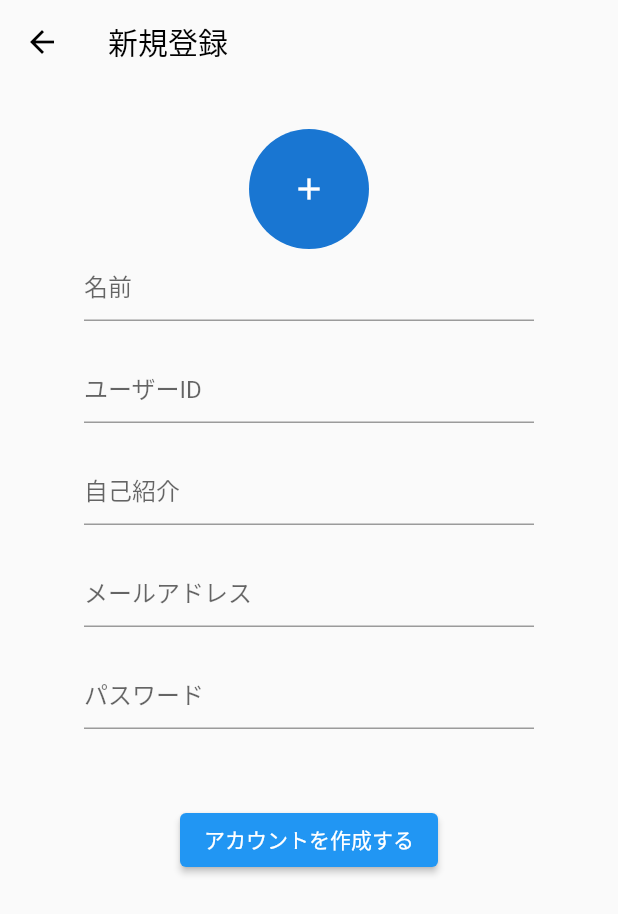
After one commit to k3forx/flutter_sns, a Flutter app: the CreateAccountPage screen opened directly, after a tap on "アカウントを作成する", on a phone screen of 412 x 824 dp. The commit adds this screen. Shown: the top 914 px of the screen. Run offline on Flutter 3.47's test engine with Material 2 defaults, Android fonts, the phone set to English and light mode, and no system bars.

Commit message:
impl create account page

```diff
--- /dev/null
+++ b/lib/view/start_up/create_account_page.dart
@@ -0,0 +1,104 @@
+import 'package:flutter/material.dart';
+
+class CreateAccountPage extends StatefulWidget {
+  const CreateAccountPage({Key? key}) : super(key: key);
+
+  @override
+  State<CreateAccountPage> createState() => _CreateAccountPageState();
+}
+
+class _CreateAccountPageState extends State<CreateAccountPage> {
+  TextEditingController nameController = TextEditingController();
+  TextEditingController userIdController = TextEditingController();
+
+  TextEditingController selfIntroductionController = TextEditingController();
+
+  TextEditingController emailController = TextEditingController();
+  TextEditingController passController = TextEditingController();
+
+  @override
+  Widget build(BuildContext context) {
+    return Scaffold(
+      appBar: AppBar(
+        backgroundColor: Colors.transparent,
+        elevation: 0,
+        iconTheme: const IconThemeData(color: Colors.black),
+        title: const Text(
+          "新規登録",
+          style: TextStyle(color: Colors.black),
+        ),
+      ),
+      body: SingleChildScrollView(
+        child: Container(
+          width: double.infinity,
+          child: Column(
+            children: [
+              SizedBox(
+                height: 30,
+              ),
+              CircleAvatar(
+                radius: 40,
+                child: Icon(Icons.add),
+              ),
+              Container(
+                width: 300,
+                child: TextField(
+                  controller: nameController,
+                  decoration: InputDecoration(hintText: '名前'),
+                ),
+              ),
+              Padding(
+                padding: const EdgeInsets.symmetric(vertical: 20),
+                child: Container(
+                  width: 300,
+                  child: TextField(
+                    controller: userIdController,
+                    decoration: InputDecoration(hintText: 'ユーザーID'),
+                  ),
+                ),
+              ),
+              Container(
+                width: 300,
+                child: TextField(
+                  controller: selfIntroductionController,
+                  decoration: InputDecoration(hintText: '自己紹介'),
+                ),
+              ),
+              Padding(
+                padding: const EdgeInsets.symmetric(vertical: 20),
+                child: Container(
+                  width: 300,
+                  child: TextField(
+                    controller: emailController,
+                    decoration: InputDecoration(hintText: 'メールアドレス'),
+                  ),
+                ),
+              ),
+              Container(
+                width: 300,
+                child: TextField(
+                  controller: passController,
+                  decoration: InputDecoration(hintText: 'パスワード'),
+                ),
+              ),
+              const SizedBox(
+                height: 50,
+              ),
+              ElevatedButton(
+                  onPressed: () {
+                    if (nameController.text.isNotEmpty &&
+                        userIdController.text.isNotEmpty &&
+                        selfIntroductionController.text.isNotEmpty &&
+                        emailController.text.isNotEmpty &&
+                        passController.text.isNotEmpty) {
+                      Navigator.pop(context);
+                    }
+                  },
+                  child: const Text('アカウントを作成する'))
+            ],
+          ),
+        ),
+      ),
+    );
+  }
+}
--- a/lib/view/start_up/login_page.dart
+++ b/lib/view/start_up/login_page.dart
@@ -1,6 +1,7 @@
 import 'package:flutter/gestures.dart';
 import 'package:flutter/material.dart';
 import 'package:flutter_sns/view/screen.dart';
+import 'package:flutter_sns/view/start_up/create_account_page.dart';
 
 class LoginPage extends StatefulWidget {
   const LoginPage({Key? key}) : super(key: key);
@@ -20,10 +21,10 @@ class _LoginPageState extends State<LoginPage> {
           child: Container(
         width: double.infinity,
         child: Column(children: [
-          SizedBox(
+          const SizedBox(
             height: 50,
           ),
-          Text('Test SNS',
+          const Text('Test SNS',
               style: TextStyle(fontSize: 24, fontWeight: FontWeight.bold)),
           Padding(
             padding: const EdgeInsets.symmetric(vertical: 20.0),
@@ -53,7 +54,10 @@ class _LoginPageState extends State<LoginPage> {
                 style: TextStyle(color: Colors.blue),
                 recognizer: TapGestureRecognizer()
                   ..onTap = () {
-                    print('アカウントを作成');
+                    Navigator.push(
+                        context,
+                        MaterialPageRoute(
+                            builder: (context) => CreateAccountPage()));
                   }),
           ])),
           SizedBox(
```
